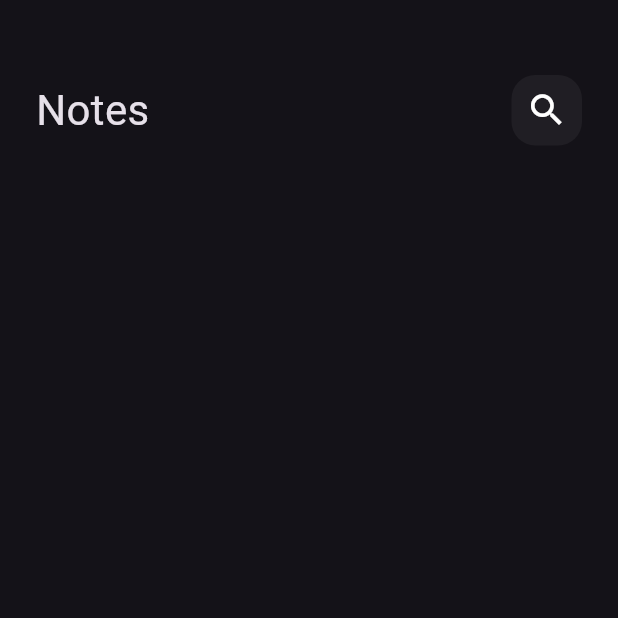
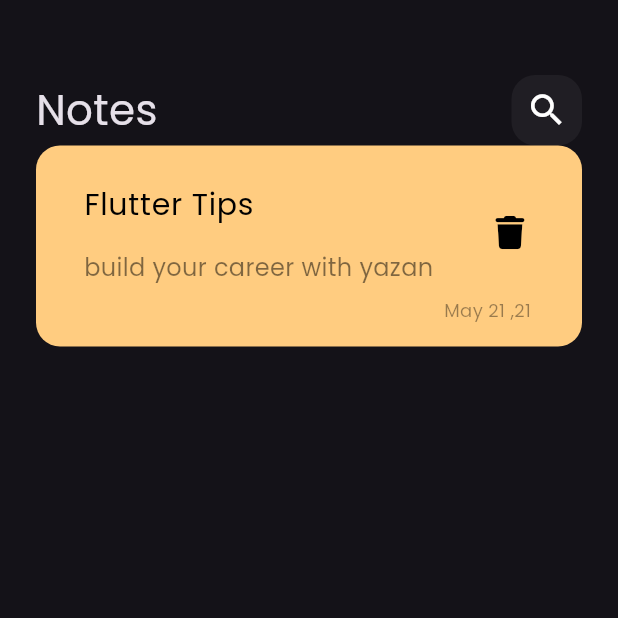
Before and after one commit to YazanAljundy/note_app, a Flutter app: the screen it shows after launch, on a phone screen of 412 x 824 dp, the top half of it. Run offline on Flutter 3.47's test engine with Material 3 defaults, Android fonts, the light colour scheme and no system bars; our stand-ins replace font_awesome_flutter.

Commit message:
create note item

```diff
--- a/lib/main.dart
+++ b/lib/main.dart
@@ -11,7 +11,7 @@
   @override
   Widget build(BuildContext context) {
     return MaterialApp(
-      theme: ThemeData(brightness: Brightness.dark),
+      theme: ThemeData(brightness: Brightness.dark, fontFamily: 'Poppins'),
       home: NotesView(),
     );
   }
--- a/lib/views/widgets/notes_view_body.dart
+++ b/lib/views/widgets/notes_view_body.dart
@@ -1,4 +1,5 @@
 import 'package:flutter/material.dart';
+import 'package:font_awesome_flutter/font_awesome_flutter.dart';
 import 'package:tone_app/views/widgets/custom_app_bar.dart';
 
 class NotesViewBody extends StatelessWidget {
@@ -8,7 +9,59 @@
   Widget build(BuildContext context) {
     return Padding(
       padding: EdgeInsets.symmetric(horizontal: 24),
-      child: Column(children: const [SizedBox(height: 50), CustomAppBar()]),
+      child: Column(
+        children: const [SizedBox(height: 50), CustomAppBar(), NoteItem()],
+      ),
     );
   }
 }
+
+class NoteItem extends StatelessWidget {
+  const NoteItem({super.key});
+
+  @override
+  Widget build(BuildContext context) {
+    return Container(
+      padding: const EdgeInsets.only(top: 16, bottom: 16, left: 16),
+      decoration: BoxDecoration(
+        color: const Color(0xffFFCC80),
+        borderRadius: BorderRadius.circular(16),
+      ),
+      child: Column(
+        crossAxisAlignment: CrossAxisAlignment.end,
+        children: [
+          ListTile(
+            title: Text(
+              'Flutter Tips',
+              style: TextStyle(color: Colors.black, fontSize: 20),
+            ),
+            subtitle: Padding(
+              padding: const EdgeInsets.only(top: 16),
+              child: Text(
+                'build your career with yazan',
+                style: TextStyle(
+                  color: Colors.black.withOpacity(0.5),
+                  fontSize: 16,
+                ),
+              ),
+            ),
+            trailing: IconButton(
+              onPressed: () {},
+              icon: Icon(FontAwesomeIcons.trash, color: Colors.black, size: 22),
+            ),
+          ),
+          Padding(
+            padding: const EdgeInsets.only(right: 34),
+            child: Text(
+              'May 21 ,21',
+              style: TextStyle(
+                color: Colors.black.withOpacity(.4),
+                fontSize: 12,
+              ),
+            ),
+          ),
+        ],
+      ),
+    );
+  }
+}
```
Also changed, not shown: pubspec.yaml (+6 -6 lines), assets/fonts/Poppins-Regular.ttf (added), pubspec.lock.
